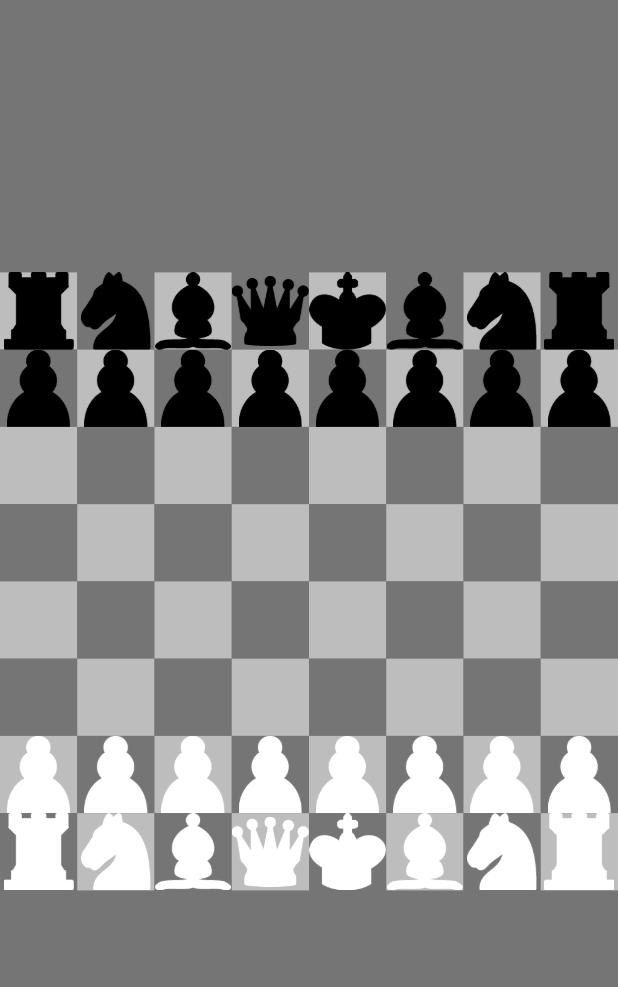
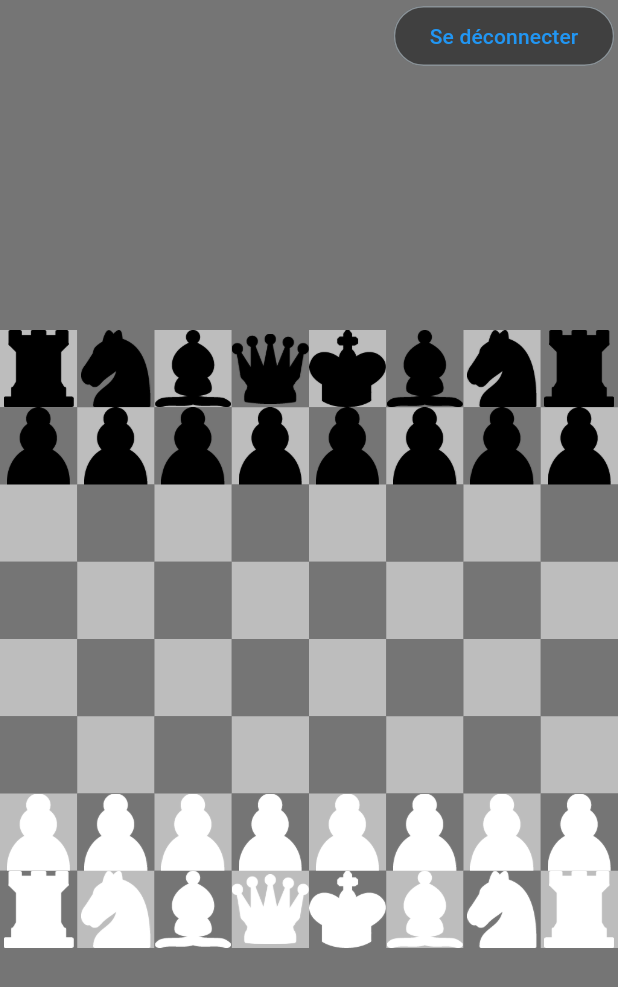
Before and after one commit to mahdilili/ChessFlutter-ETC, a Flutter app: the GameBoard screen opened directly, on a phone screen of 412 x 824 dp. Shown: the top 987 px of the screen. Run offline on Flutter 3.47's test engine with Material 3 defaults, Android fonts, the light colour scheme and no system bars; our stand-ins replace sqflite; missing offline and left inert: auth0_flutter; accounts and stored records are empty.

Commit message:
fix dans le login

```diff
--- a/chessappmobile/lib/vues/chessboard.dart
+++ b/chessappmobile/lib/vues/chessboard.dart
@@ -1,8 +1,10 @@
 import 'package:chessappmobile/controleurs/board_controleur.dart';
 import 'package:chessappmobile/controleurs/deadpiece_controleur.dart';
+import 'package:chessappmobile/controleurs/providers/utilisateur_provider.dart';
 import 'package:chessappmobile/models/piece.dart';
 import 'package:flutter/material.dart';
 import 'package:flutter/rendering.dart';
+import 'package:provider/provider.dart';
 
 import '../models/square.dart';
 
@@ -520,6 +522,12 @@ bool isKingInCheck(bool isWhiteKing){
       backgroundColor: Colors.grey[600],
       body: Column(
         children: [
+          Padding(padding: EdgeInsets.only(left: 260),child: OutlinedButton(
+            onPressed: () async {
+              await Provider.of<UtilisateurProvider>(context, listen: false).logoutAction();
+            }, child: const Text('Se déconnecter'),
+            style: ElevatedButton.styleFrom(backgroundColor: Colors.black45, foregroundColor: Colors.blue),
+          ),),
           Expanded(child: GridView.builder(
             itemCount: whitePiecesEaten.length,
               gridDelegate:
--- a/chessappmobile/lib/vues/login.dart
+++ b/chessappmobile/lib/vues/login.dart
@@ -12,11 +12,13 @@ class Login extends StatelessWidget{
   Widget build(BuildContext context){
     return Column(
       children: [
-        ElevatedButton(onPressed: () async{
+        Center(
+
+        child :ElevatedButton(onPressed: () async{
           await Provider.of<UtilisateurProvider>(context, listen:false).loginAction();
         },
             child: const Text("Login")
-        ),
+        ),),
         Consumer<UtilisateurProvider>(
           builder:(context, utilisateurProvider, child){
             return Text(utilisateurProvider.errorMessage);
```
